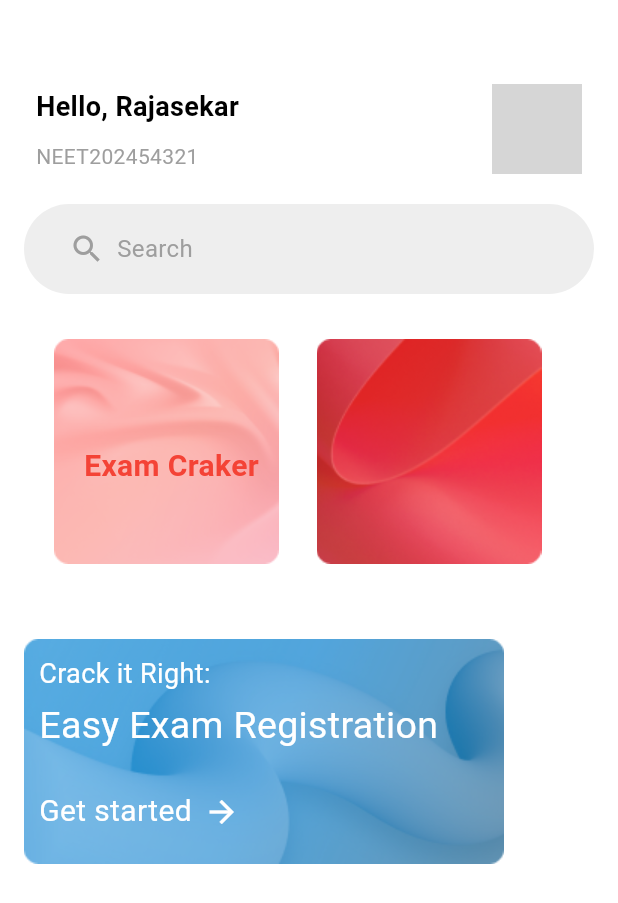
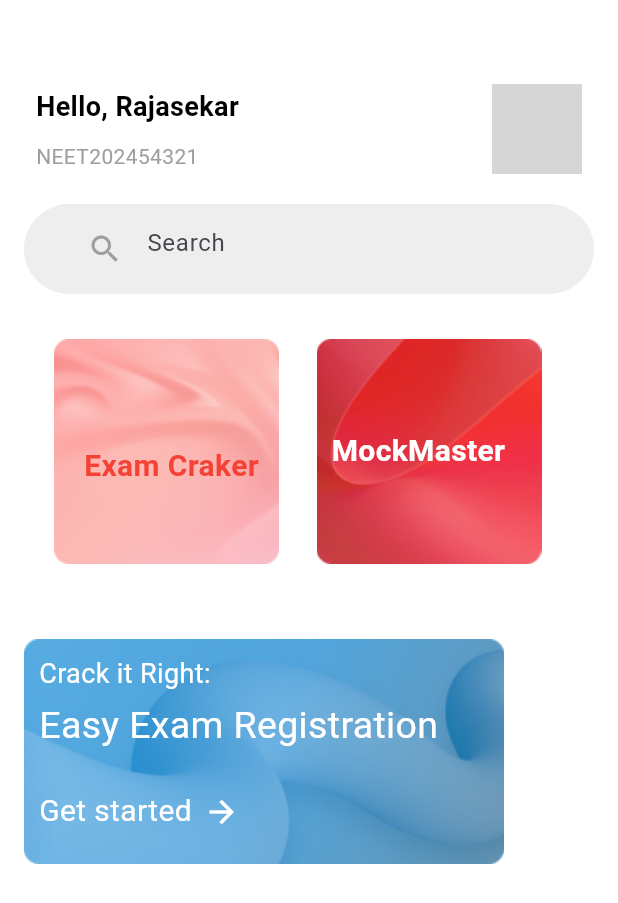
Before and after one commit to Sudharshanan56/Hive-Application, a Flutter app: the screen it shows after launch, on a phone screen of 412 x 824 dp. Shown: the top 903 px of the screen. Run offline on Flutter 3.47's test engine with Material 3 defaults, Android fonts, the phone set to English and light mode, and no system bars; grey boxes are pictures that could not be loaded.

Commit message:
second commit

```diff
--- a/lib/Dashboard/Dashboard_1.dart
+++ b/lib/Dashboard/Dashboard_1.dart
@@ -92,19 +92,32 @@ class DashboardPage extends StatelessWidget {
                 borderRadius: BorderRadius.circular(30),
               ),
               padding: const EdgeInsets.symmetric(horizontal: 30),
-              child: Row(
-                children: [
-                  Icon(
-                    Icons.search,
-                    color: Colors.grey,
+              child: Center(
+                child: TextFormField(
+                  decoration: InputDecoration(
+                    border: InputBorder.none,
+                    prefixIcon: Icon(
+                            Icons.search,
+                            color: Colors.grey,
+                          ),
+                    hintText: "Search"
                   ),
-                  SizedBox(width: 8),
-                  Text(
-                    'Search',
-                    style: TextStyle(color: Colors.grey, fontSize: 16),
-                  ),
-                ],
+
+                ),
               ),
+              // child: Row(
+              //   children: [
+              //     Icon(
+              //       Icons.search,
+              //       color: Colors.grey,
+              //     ),
+              //     SizedBox(width: 8),
+              //     Text(
+              //       'Search',
+              //       style: TextStyle(color: Colors.grey, fontSize: 16),
+              //     ),
+              //   ],
+              // ),
             ),
             SizedBox(height: 30),
             Row(
@@ -128,6 +141,10 @@ class DashboardPage extends StatelessWidget {
                     height: 200,
                     width: 150,
                     child: Stack(children:[ Image.asset("assets/16.png"),
+                      Padding(
+                        padding: const EdgeInsets.only(left: 10,top: 60),
+                        child: Text("MockMaster",style: TextStyle(color: Colors.white,fontSize: 20,fontWeight: FontWeight.bold),),
+                      )
 
                     ]
                   ),
```
Also changed, not shown: lib/Profile Page/Profile_1.dart (added).
